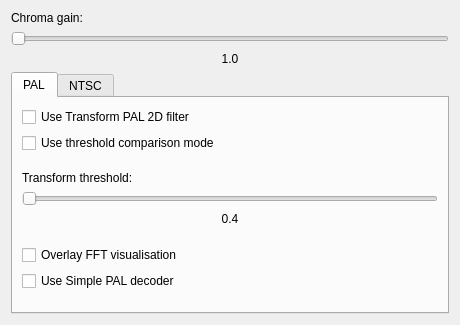
happycube/ld-decode, file tools/ld-analyse/chromadecoderconfigdialog.ui: the form before one commit.
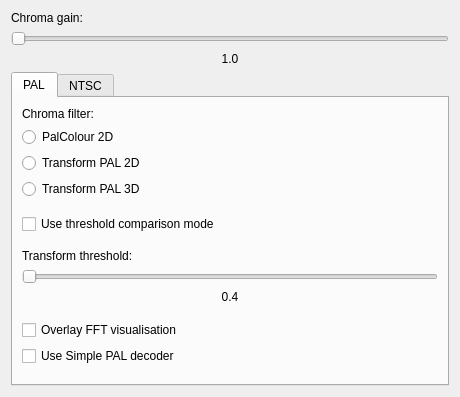
The form after the commit. The open tabs and pages were chosen to show the change.

Commit message:
Allow selection of 3D chroma filters in ld-analyse.
The defaults remain as 2D for NTSC, because 3D isn't very useful at the
moment, and Transform 2D for PAL, because 3D is rather slow.

The edit to the form file:
```diff
--- a/tools/ld-analyse/chromadecoderconfigdialog.ui
+++ b/tools/ld-analyse/chromadecoderconfigdialog.ui
@@ -41,23 +41,10 @@
      </property>
     </widget>
    </item>
-   <item>
-    <spacer name="verticalSpacer_1">
-     <property name="orientation">
-      <enum>Qt::Vertical</enum>
-     </property>
-     <property name="sizeHint" stdset="0">
-      <size>
-       <width>20</width>
-       <height>40</height>
-      </size>
-     </property>
-    </spacer>
-   </item>
    <item>
     <widget class="QTabWidget" name="standardTabs">
      <property name="currentIndex">
-      <number>1</number>
+      <number>0</number>
      </property>
      <widget class="QWidget" name="palTab">
       <attribute name="title">
@@ -65,12 +52,55 @@
       </attribute>
       <layout class="QVBoxLayout" name="palVerticalLayout">
        <item>
-        <widget class="QCheckBox" name="twoDeeTransformCheckBox">
+        <widget class="QLabel" name="palFilterLabel">
          <property name="text">
-          <string>Use Transform PAL 2D filter</string>
+          <string>Chroma filter:</string>
          </property>
         </widget>
        </item>
+       <item>
+        <widget class="QRadioButton" name="palFilterPalColourRadioButton">
+         <property name="text">
+          <string>PalColour 2D</string>
+         </property>
+         <attribute name="buttonGroup">
+          <string notr="true">palFilterButtonGroup</string>
+         </attribute>
+        </widget>
+       </item>
+       <item>
+        <widget class="QRadioButton" name="palFilterTransform2DRadioButton">
+         <property name="text">
+          <string>Transform PAL 2D</string>
+         </property>
+         <attribute name="buttonGroup">
+          <string notr="true">palFilterButtonGroup</string>
+         </attribute>
+        </widget>
+       </item>
+       <item>
+        <widget class="QRadioButton" name="palFilterTransform3DRadioButton">
+         <property name="text">
+          <string>Transform PAL 3D</string>
+         </property>
+         <attribute name="buttonGroup">
+          <string notr="true">palFilterButtonGroup</string>
+         </attribute>
+        </widget>
+       </item>
+       <item>
+        <spacer name="verticalSpacer_7">
+         <property name="orientation">
+          <enum>Qt::Vertical</enum>
+         </property>
+         <property name="sizeHint" stdset="0">
+          <size>
+           <width>20</width>
+           <height>40</height>
+          </size>
+         </property>
+        </spacer>
+       </item>
        <item>
         <widget class="QCheckBox" name="thresholdModeCheckBox">
          <property name="text">
@@ -165,6 +195,46 @@
        <string>NTSC</string>
       </attribute>
       <layout class="QVBoxLayout" name="ntscVerticalLayout">
+       <item>
+        <widget class="QLabel" name="ntscFilterLabel">
+         <property name="text">
+          <string>Chroma filter:</string>
+         </property>
+        </widget>
+       </item>
+       <item>
+        <widget class="QRadioButton" name="ntscFilter2DRadioButton">
+         <property name="text">
+          <string>2D</string>
+         </property>
+         <attribute name="buttonGroup">
+          <string notr="true">ntscFilterButtonGroup</string>
+         </attribute>
+        </widget>
+       </item>
+       <item>
+        <widget class="QRadioButton" name="ntscFilter3DRadioButton">
+         <property name="text">
+          <string>3D</string>
+         </property>
+         <attribute name="buttonGroup">
+          <string notr="true">ntscFilterButtonGroup</string>
+         </attribute>
+        </widget>
+       </item>
+       <item>
+        <spacer name="verticalSpacer_9">
+         <property name="orientation">
+          <enum>Qt::Vertical</enum>
+         </property>
+         <property name="sizeHint" stdset="0">
+          <size>
+           <width>20</width>
+           <height>40</height>
+          </size>
+         </property>
+        </spacer>
+       </item>
        <item>
         <widget class="QCheckBox" name="whitePoint75CheckBox">
          <property name="text">
@@ -277,6 +347,19 @@
      </widget>
     </widget>
    </item>
+   <item>
+    <spacer name="verticalSpacer_1">
+     <property name="orientation">
+      <enum>Qt::Vertical</enum>
+     </property>
+     <property name="sizeHint" stdset="0">
+      <size>
+       <width>20</width>
+       <height>40</height>
+      </size>
+     </property>
+    </spacer>
+   </item>
   </layout>
  </widget>
  <resources/>
```
Left out of the diff: 4 changed lines with no effect on the pictures. The commit also changes 2 other files.
